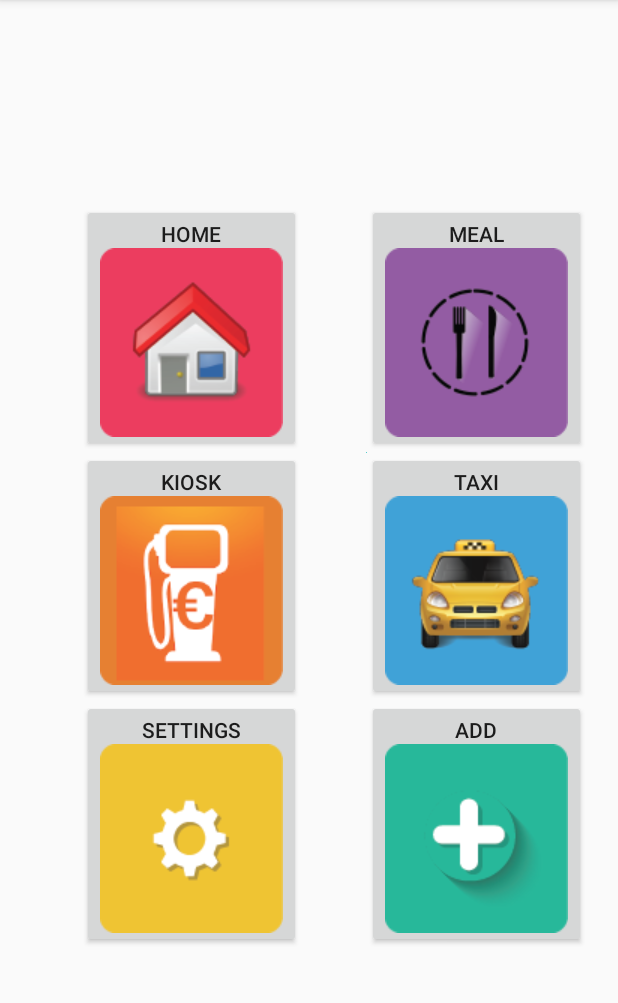
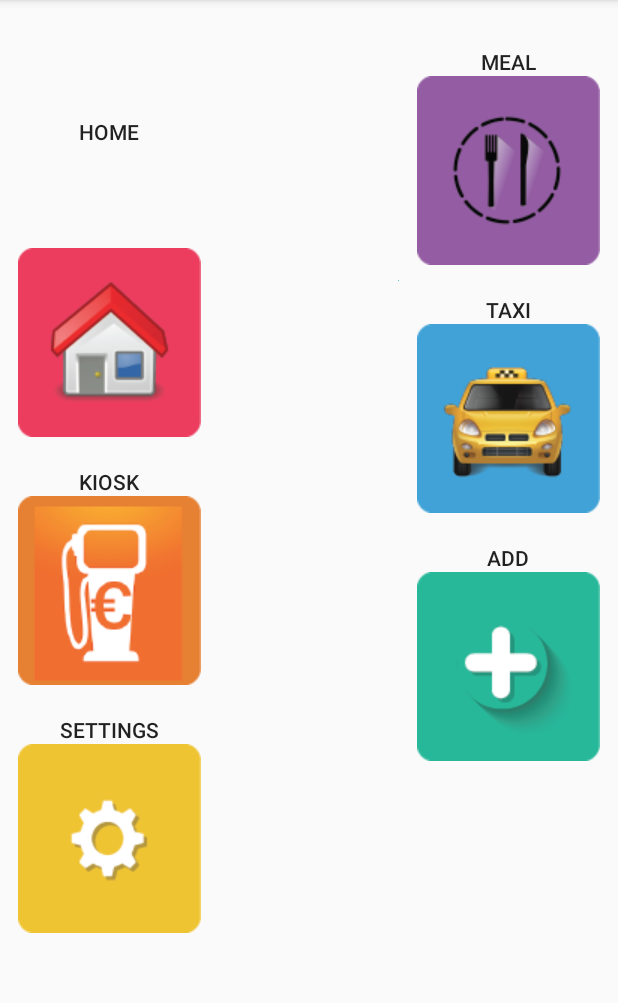
Before and after one commit to ShadowGhost228/MyDaily, an Android app: the screen it shows after launch once a user with an empty profile is signed in (SecondActivity), on a phone screen of 412 x 824 dp, the part 84-1087 px from its top. Run offline under Robolectric (Android 15) with nearby library versions, the phone set to English and light mode, and no system bars; our stand-ins replace Firebase (no records; nobody signed in at launch, a user with empty details on screens opened directly).

Commit message:
Petite mise à jour des boutons

```diff
--- a/app/src/main/res/layout-land/activity_second.xml
+++ b/app/src/main/res/layout-land/activity_second.xml
@@ -14,8 +14,9 @@
         android:layout_alignBottom="@+id/button_Add"
         android:layout_alignLeft="@+id/button_Meal"
         android:layout_alignStart="@+id/button_Meal"
-        android:drawableBottom="@drawable/home_H"
-        android:text="Home" />
+        android:drawableBottom="@drawable/home_h"
+        android:text="Home"
+        style="@style/Widget.AppCompat.Button.Borderless"/>
 
     <Button
         android:id="@+id/button_Meal"
@@ -25,8 +26,9 @@
         android:layout_alignBottom="@+id/button_Settings"
         android:layout_alignParentLeft="true"
         android:layout_alignParentStart="true"
-        android:drawableBottom="@drawable/meal_H"
-        android:text="Meal" />
+        android:drawableBottom="@drawable/meal_h"
+        android:text="Meal"
+        style="@style/Widget.AppCompat.Button.Borderless"/>
 
     <Button
         android:id="@+id/button_Kiosk"
@@ -35,32 +37,29 @@
         android:layout_alignBottom="@+id/button_Home"
         android:layout_alignParentEnd="true"
         android:layout_alignParentRight="true"
-        android:drawableBottom="@drawable/kiosk_H"
-        android:text="Kiosk" />
+        android:drawableBottom="@drawable/kiosk_h"
+        android:text="Kiosk"
+        style="@style/Widget.AppCompat.Button.Borderless"/>
 
     <Button
         android:id="@+id/button_Taxi"
+        style="@style/Widget.AppCompat.Button.Borderless"
         android:layout_width="wrap_content"
         android:layout_height="wrap_content"
-        android:layout_alignBaseline="@+id/button_Settings"
-        android:layout_alignBottom="@+id/button_Settings"
-        android:layout_marginEnd="26dp"
-        android:layout_marginRight="26dp"
-        android:layout_toLeftOf="@+id/button_Settings"
-        android:layout_toStartOf="@+id/button_Settings"
-        android:drawableBottom="@drawable/taxi_H"
+        android:layout_above="@+id/button_Add"
+        android:layout_centerHorizontal="true"
+        android:drawableBottom="@drawable/taxi_h"
         android:text="Taxi" />
 
     <Button
         android:id="@+id/button_Settings"
+        style="@style/Widget.AppCompat.Button.Borderless"
         android:layout_width="wrap_content"
         android:layout_height="wrap_content"
-        android:layout_above="@+id/button_Add"
+        android:layout_above="@+id/button_Kiosk"
         android:layout_alignParentEnd="true"
         android:layout_alignParentRight="true"
-        android:layout_marginEnd="12dp"
-        android:layout_marginRight="12dp"
-        android:drawableBottom="@drawable/settings_H"
+        android:drawableBottom="@drawable/settings_h"
         android:text="Settings" />
 
     <Button
@@ -70,6 +69,7 @@
         android:layout_alignLeft="@+id/button_Taxi"
         android:layout_alignParentBottom="true"
         android:layout_alignStart="@+id/button_Taxi"
-        android:drawableBottom="@drawable/add_H"
-        android:text="Add" />
+        android:drawableBottom="@drawable/add_h"
+        android:text="Add"
+        style="@style/Widget.AppCompat.Button.Borderless"/>
 </RelativeLayout>
--- a/app/src/main/res/layout/activity_second.xml
+++ b/app/src/main/res/layout/activity_second.xml
@@ -8,26 +8,26 @@
 
     <Button
         android:id="@+id/button_Home"
+        style="@style/Widget.AppCompat.Button.Borderless"
         android:layout_width="wrap_content"
         android:layout_height="wrap_content"
         android:layout_above="@+id/button_Kiosk"
-        android:layout_marginEnd="44dp"
-        android:layout_marginRight="44dp"
-        android:layout_toLeftOf="@+id/button_Meal"
-        android:layout_toStartOf="@+id/button_Meal"
+        android:layout_alignParentLeft="true"
+        android:layout_alignParentStart="true"
+        android:layout_alignParentTop="true"
         android:drawableBottom="@drawable/home"
         android:text="Home" />
 
     <Button
         android:id="@+id/button_Meal"
+        style="@style/Widget.AppCompat.Button.Borderless"
         android:layout_width="wrap_content"
         android:layout_height="wrap_content"
-        android:layout_alignBaseline="@+id/button_Home"
-        android:layout_alignBottom="@+id/button_Home"
+
         android:layout_alignParentEnd="true"
         android:layout_alignParentRight="true"
-        android:layout_marginEnd="21dp"
-        android:layout_marginRight="21dp"
+        android:layout_alignParentTop="true"
+        android:layout_marginTop="21dp"
         android:drawableBottom="@drawable/meal"
         android:text="Meal" />
 
@@ -39,7 +39,8 @@
         android:layout_alignStart="@+id/button_Home"
         android:layout_centerVertical="true"
         android:drawableBottom="@drawable/kiosk"
-        android:text="Kiosk" />
+        android:text="Kiosk"
+        style="@style/Widget.AppCompat.Button.Borderless"/>
 
     <Button
         android:id="@+id/button_Taxi"
@@ -49,7 +50,8 @@
         android:layout_alignStart="@+id/button_Meal"
         android:layout_below="@+id/button_Meal"
         android:drawableBottom="@drawable/taxi"
-        android:text="Taxi" />
+        android:text="Taxi"
+        style="@style/Widget.AppCompat.Button.Borderless"/>
 
     <Button
         android:id="@+id/button_Settings"
@@ -59,7 +61,8 @@
         android:layout_alignStart="@+id/button_Kiosk"
         android:layout_below="@+id/button_Kiosk"
         android:drawableBottom="@drawable/settings"
-        android:text="Settings" />
+        android:text="Settings"
+        style="@style/Widget.AppCompat.Button.Borderless"/>
 
     <Button
         android:id="@+id/button_Add"
@@ -69,7 +72,8 @@
         android:layout_toEndOf="@+id/imageView3"
         android:layout_toRightOf="@+id/imageView3"
         android:drawableBottom="@drawable/add"
-        android:text="Add" />
+        android:text="Add"
+        style="@style/Widget.AppCompat.Button.Borderless"/>
 
     <ImageView
         android:id="@+id/imageView3"
@@ -78,6 +82,7 @@
         android:layout_below="@+id/button_Meal"
         android:layout_toLeftOf="@+id/button_Meal"
         android:layout_toStartOf="@+id/button_Meal"
-        app:srcCompat="@color/colorPrimary" />
+        app:srcCompat="@color/colorPrimary"
+        />
 
 </RelativeLayout>
```
